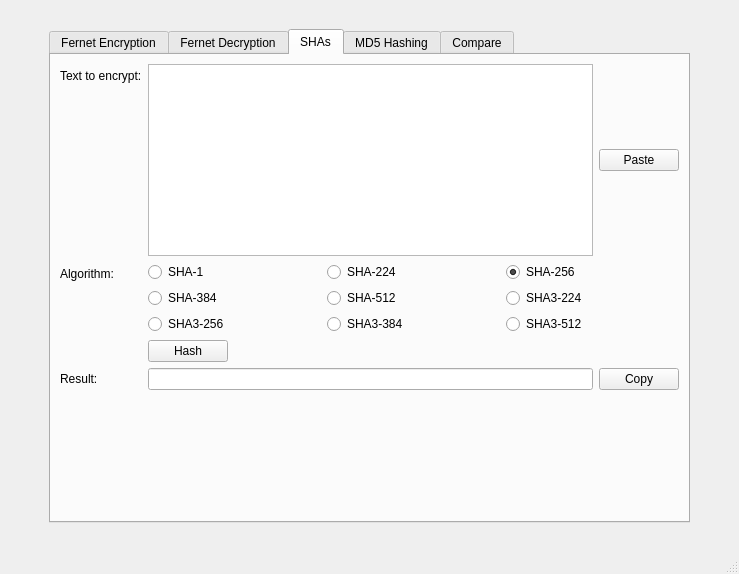
Before: the Qt Designer form design.ui in germanivanov0719/Cryptography, drawn with Qt 5.
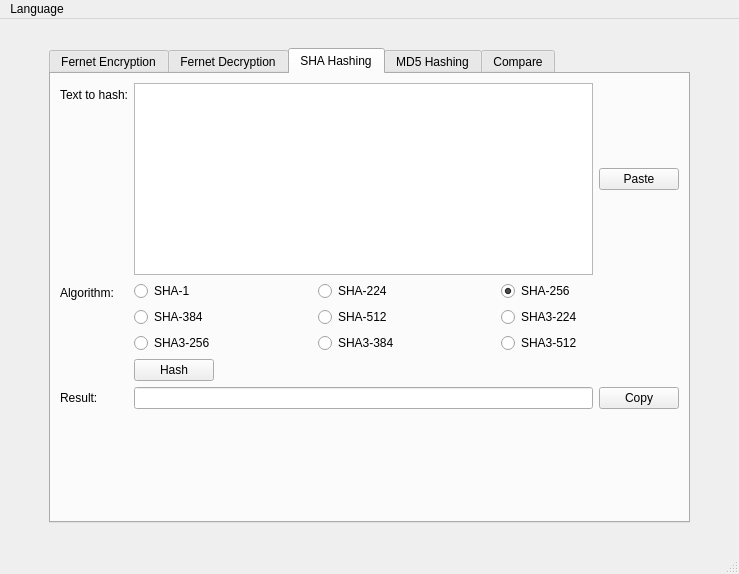
After: the same form once the commit is applied. The open tabs and pages were chosen to show the change.

Diff of the .ui file:
```diff
--- a/design.ui
+++ b/design.ui
@@ -141,6 +141,9 @@
       <property name="elideMode">
        <enum>Qt::ElideRight</enum>
       </property>
+      <property name="usesScrollButtons">
+       <bool>false</bool>
+      </property>
       <property name="documentMode">
        <bool>false</bool>
       </property>
@@ -491,7 +494,7 @@
       </widget>
       <widget class="QWidget" name="tab_sha">
        <attribute name="title">
-        <string>SHAs</string>
+        <string>SHA Hashing</string>
        </attribute>
        <layout class="QGridLayout" name="gridLayout_7">
         <item row="0" column="0">
@@ -502,7 +505,10 @@
           <item row="0" column="0">
            <widget class="QLabel" name="label_sha">
             <property name="text">
-             <string>Text to encrypt:</string>
+             <string>Text to hash:</string>
+            </property>
+            <property name="wordWrap">
+             <bool>false</bool>
             </property>
            </widget>
           </item>
@@ -1006,6 +1012,14 @@
      <height>24</height>
     </rect>
    </property>
+   <widget class="QMenu" name="menuLanguage">
+    <property name="title">
+     <string>Language</string>
+    </property>
+    <addaction name="menuEnglish"/>
+    <addaction name="menuRussian"/>
+   </widget>
+   <addaction name="menuLanguage"/>
   </widget>
   <widget class="QStatusBar" name="statusbar"/>
  </widget>
```
Left out of the diff: 39 changed lines with no effect on the pictures.
